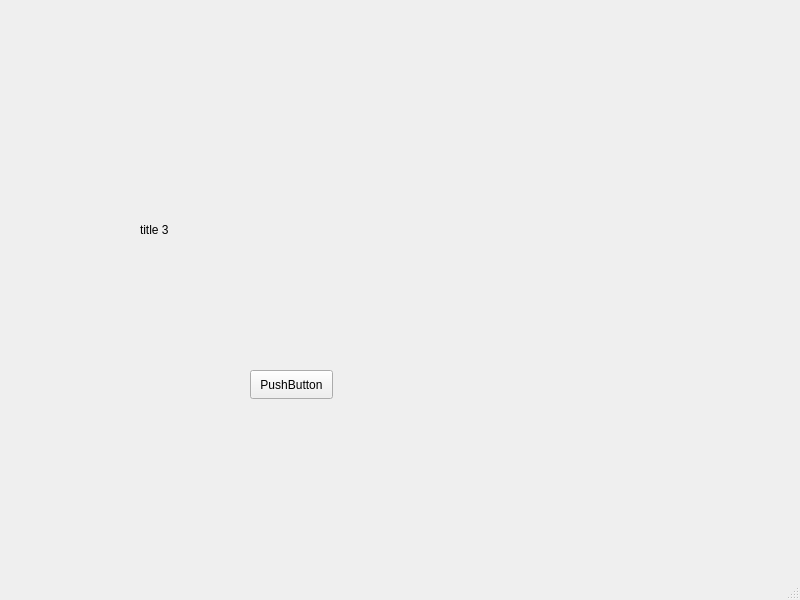
Before: the Qt Designer form thirdwindow.ui in Timur1414/dz-sem2, drawn with Qt 5.
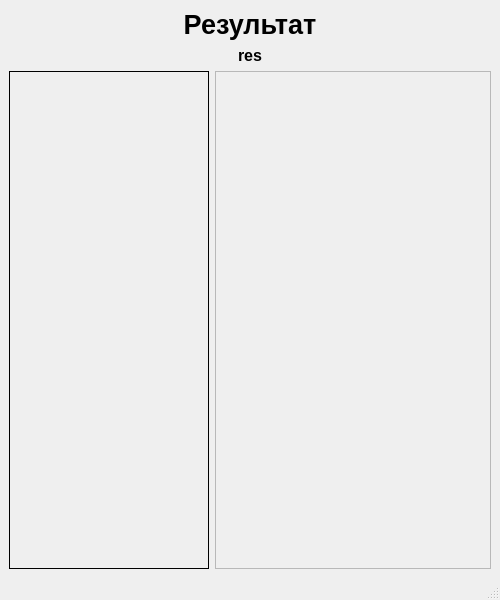
After: the same form once the commit is applied.

The edit to the form file:
```diff
--- a/thirdwindow.ui
+++ b/thirdwindow.ui
@@ -6,7 +6,7 @@
    <rect>
     <x>0</x>
     <y>0</y>
-    <width>800</width>
+    <width>500</width>
     <height>600</height>
    </rect>
   </property>
@@ -14,32 +14,94 @@
    <string>MainWindow</string>
   </property>
   <widget class="QWidget" name="centralwidget">
-   <widget class="QLabel" name="label">
-    <property name="geometry">
-     <rect>
-      <x>140</x>
-      <y>220</y>
-      <width>63</width>
-      <height>20</height>
-     </rect>
-    </property>
-    <property name="text">
-     <string>title 3</string>
-    </property>
-   </widget>
-   <widget class="QPushButton" name="pushButtonNext">
-    <property name="geometry">
-     <rect>
-      <x>250</x>
-      <y>370</y>
-      <width>83</width>
-      <height>29</height>
-     </rect>
-    </property>
-    <property name="text">
-     <string>PushButton</string>
-    </property>
-   </widget>
+   <layout class="QVBoxLayout" name="verticalLayout_2">
+    <item>
+     <widget class="QLabel" name="label">
+      <property name="font">
+       <font>
+        <pointsize>20</pointsize>
+        <bold>true</bold>
+       </font>
+      </property>
+      <property name="text">
+       <string>Результат</string>
+      </property>
+      <property name="alignment">
+       <set>Qt::AlignCenter</set>
+      </property>
+     </widget>
+    </item>
+    <item>
+     <widget class="QLabel" name="labelResult">
+      <property name="font">
+       <font>
+        <pointsize>12</pointsize>
+        <bold>true</bold>
+       </font>
+      </property>
+      <property name="text">
+       <string>res</string>
+      </property>
+      <property name="alignment">
+       <set>Qt::AlignCenter</set>
+      </property>
+     </widget>
+    </item>
+    <item>
+     <layout class="QFormLayout" name="formLayout">
+      <item row="0" column="0">
+       <widget class="QFrame" name="frame">
+        <property name="enabled">
+         <bool>true</bool>
+        </property>
+        <property name="minimumSize">
+         <size>
+          <width>200</width>
+          <height>429</height>
+         </size>
+        </property>
+        <property name="styleSheet">
+         <string notr="true">border-style: solid;
+border-width: 1px;
+border-color: black;</string>
+        </property>
+        <property name="frameShape">
+         <enum>QFrame::StyledPanel</enum>
+        </property>
+        <property name="frameShadow">
+         <enum>QFrame::Raised</enum>
+        </property>
+       </widget>
+      </item>
+      <item row="0" column="1">
+       <widget class="QScrollArea" name="scrollArea">
+        <property name="widgetResizable">
+         <bool>true</bool>
+        </property>
+        <widget class="QWidget" name="scrollAreaWidgetContents">
+         <property name="geometry">
+          <rect>
+           <x>0</x>
+           <y>0</y>
+           <width>267</width>
+           <height>439</height>
+          </rect>
+         </property>
+         <layout class="QVBoxLayout" name="verticalLayout">
+          <item>
+           <widget class="QFrame" name="frame2">
+            <property name="enabled">
+             <bool>true</bool>
+            </property>
+           </widget>
+          </item>
+         </layout>
+        </widget>
+       </widget>
+      </item>
+     </layout>
+    </item>
+   </layout>
   </widget>
   <widget class="QMenuBar" name="menubar">
    <property name="geometry">
```
Left out of the diff: 4 changed lines with no effect on the pictures.
